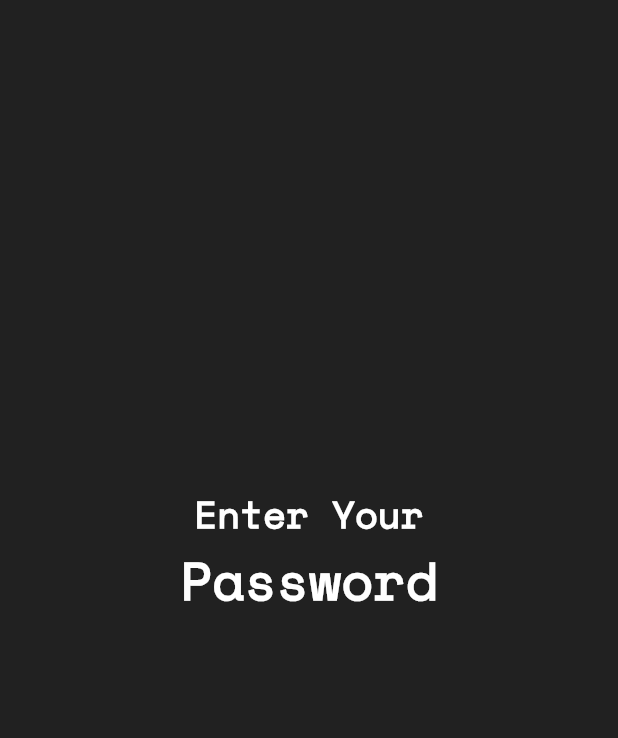
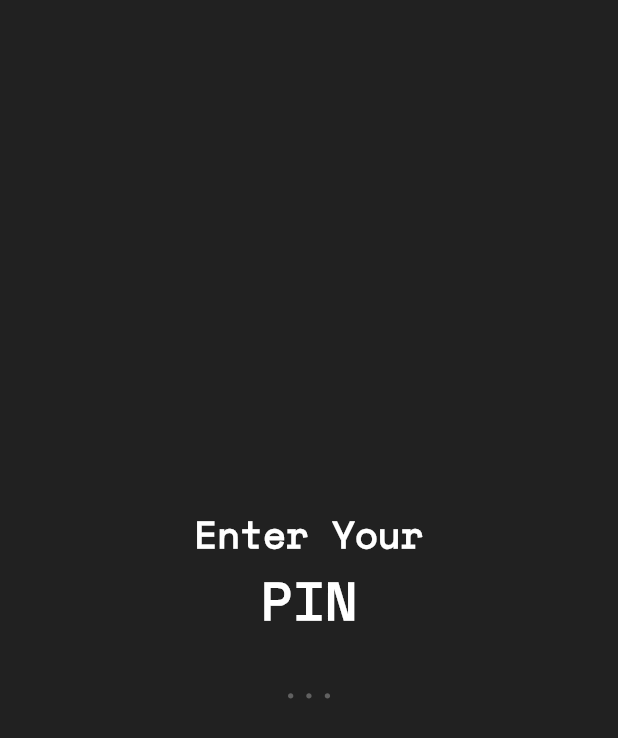
Before and after one commit to richardjoy530/notepad, a Flutter app: the screen it shows after launch, on a phone screen of 412 x 824 dp. Shown: the top 738 px of the screen. Run offline on Flutter 3.47's test engine with Material 2 defaults, Android fonts, the phone set to English and light mode, and no system bars; our stand-ins replace sqflite; accounts and stored records are empty.

Commit message:
Working on settings page and PIN code

```diff
--- a/lib/main.dart
+++ b/lib/main.dart
@@ -18,6 +18,7 @@ class MyApp extends StatelessWidget {
   Widget build(BuildContext context) {
     return MaterialApp(
         theme: ThemeData(
+          textSelectionColor: Colors.grey[900],
           primaryColor: Colors.grey[900],
           accentColor: Colors.redAccent,
           //iconTheme: IconThemeData(color: Colors.redAccent),
--- a/lib/pincode.dart
+++ b/lib/pincode.dart
@@ -9,7 +9,7 @@ class PinCode extends StatefulWidget {
 
 class _PinCodeState extends State<PinCode> {
   void navigateToHome(BuildContext context) async {
-    bool result = await Navigator.push(
+    await Navigator.push(
       context,
       MaterialPageRoute(
         builder: (context) {
@@ -32,13 +32,11 @@ class _PinCodeState extends State<PinCode> {
                 fontSize: 25, color: Colors.white, fontWeight: FontWeight.bold),
           ),
           Text(
-            'Password',
+            'PIN',
             style: TextStyle(
                 fontSize: 35, color: Colors.white, fontWeight: FontWeight.bold),
           ),
-          Padding(
-            padding: const EdgeInsets.symmetric(horizontal: 200),
-            child: TextField(
+          TextField(
             onSubmitted: (value) {
               navigateToHome(context);
             },
@@ -47,18 +45,19 @@ class _PinCodeState extends State<PinCode> {
             keyboardType: TextInputType.number,
             textAlign: TextAlign.center,
             style: TextStyle(
+
                 fontSize: 25,
                 color: Colors.white,
                 fontWeight: FontWeight.bold),
             decoration: InputDecoration(
               hintStyle: TextStyle(
-                    fontSize: 25,
-                    color: Colors.white,
+                  fontSize: 20,
+                  color: Colors.grey[700],
                   fontWeight: FontWeight.bold),
-                semanticCounterText: '',
-                hintText: 'Password',
+              counterText: '',
+              //counterStyle: TextStyle(color: Colors.grey[900]),
+              hintText: '...',
               border: InputBorder.none,
-              ),
             ),
           )
         ],
--- a/pubspec.yaml
+++ b/pubspec.yaml
@@ -26,8 +26,6 @@ dependencies:
   path_provider: ^1.6.5
   sqflite: ^1.3.0
   pin_code_fields: ^2.5.1
-  firebase_auth: ^0.16.0
-  cloud_firestore: ^0.13.5
   shared_preferences: ^0.5.6+3
 
 
```
Also changed, not shown: pubspec.lock. Lines whose indentation alone changed are shown as unchanged.
